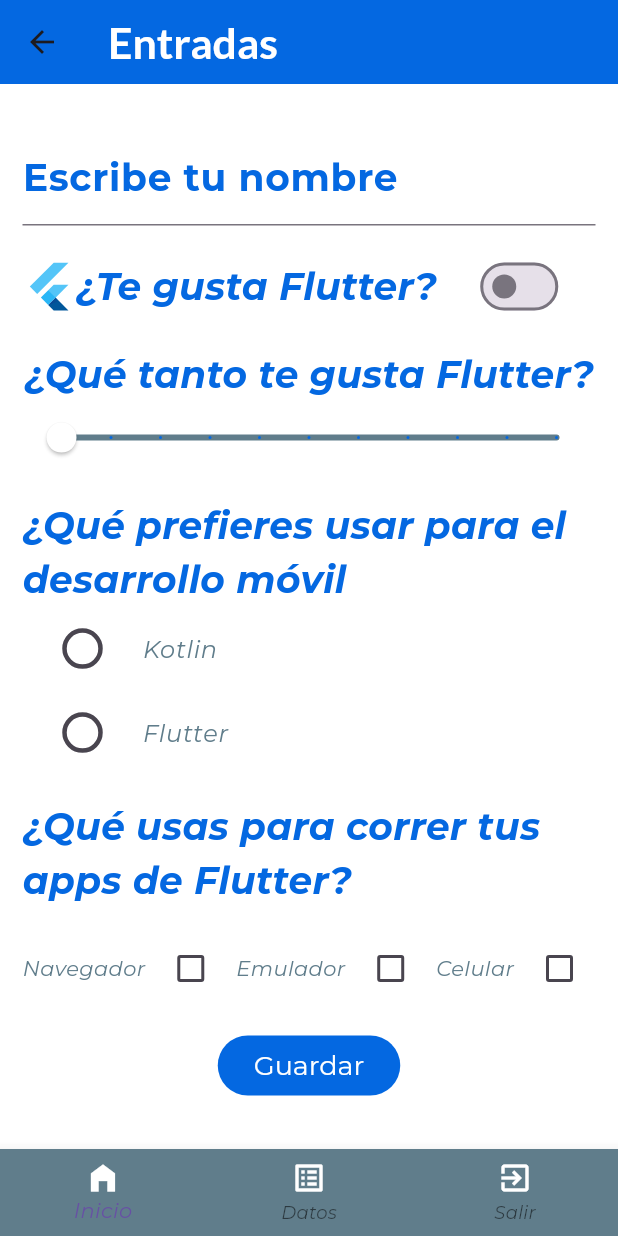
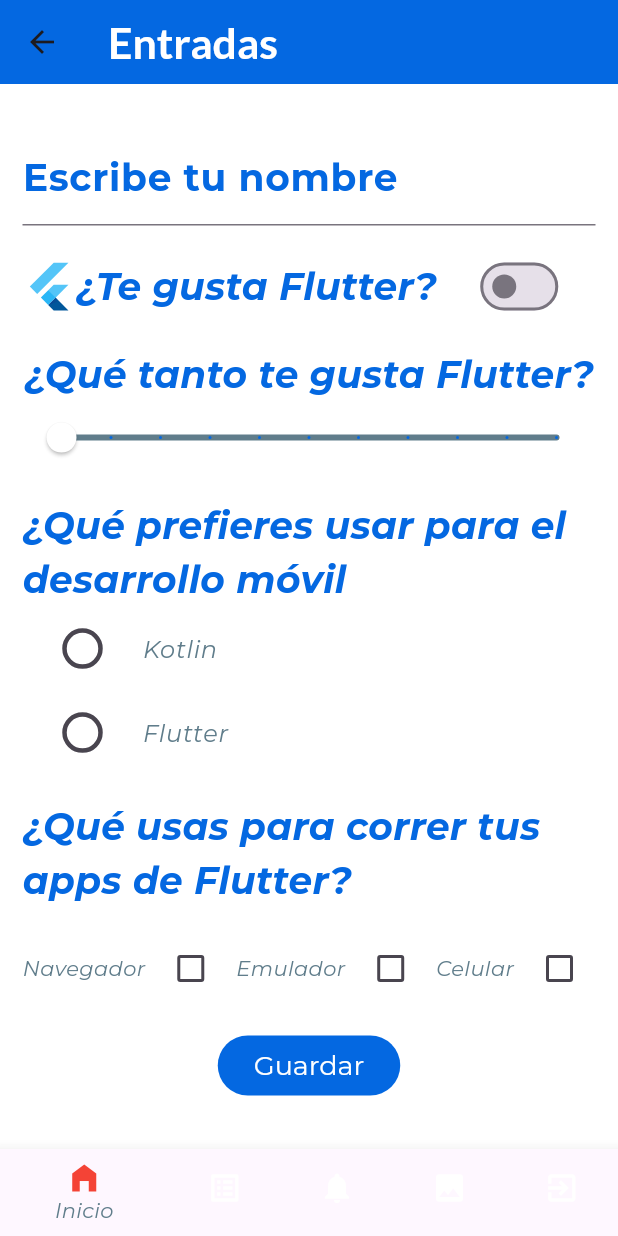
Before and after one commit to edw-perzd/componentes_flutter, a Flutter app: the InputScreen screen opened directly, on a phone screen of 412 x 824 dp. Run offline on Flutter 3.47's test engine with Material 3 defaults, Android fonts, the phone set to English and light mode, and no system bars; our stand-ins replace google_fonts, transparent_image.

```diff
--- a/lib/screens/inputs_screen.dart
+++ b/lib/screens/inputs_screen.dart
@@ -1,4 +1,8 @@
 import 'package:flutter/material.dart';
+import 'package:practica3_componentes/screens/home_screen.dart';
+import 'package:practica3_componentes/screens/images_screen.dart';
+import 'package:practica3_componentes/screens/infinite_list_screen.dart';
+import 'package:practica3_componentes/screens/notifications_screen.dart';
 import 'package:practica3_componentes/themes/app_theme.dart';
 
 class InputScreen extends StatefulWidget {
@@ -16,6 +20,33 @@ class _InputScreenState extends State<InputScreen> {
   double valueSlider = 0.0;
   int selectedIndex = 0;
   int selectedRadioOption = 0; // Para los RadioButton
+
+  openScreen(int index) {
+    setState(() {
+      MaterialPageRoute ruta =
+          MaterialPageRoute(builder: (context) => const HomeScreen());
+      switch (index) {
+        case 0:
+          ruta = MaterialPageRoute(builder: (context) => const HomeScreen());
+          break;
+        case 1:
+          ruta = MaterialPageRoute(
+              builder: (context) => const InfiniteListScreen());
+          break;
+        case 2:
+          ruta = MaterialPageRoute(
+              builder: (context) => const NotificationScreen());
+          break;
+        case 3:
+          ruta = MaterialPageRoute(builder: (context) => const ImagesScreen());
+          break;
+      }
+      selectedIndex = index;
+      //print('selectedIndex = $selectedIndex');
+      Navigator.push(context, ruta);
+    });
+  }
+
   @override
   Widget build(BuildContext context) {
     return Scaffold(
@@ -40,24 +71,35 @@ class _InputScreenState extends State<InputScreen> {
       ),
       bottomNavigationBar: BottomNavigationBar(
           currentIndex: selectedIndex,
-          backgroundColor: AppTheme.subtitleColor,
+          backgroundColor: AppTheme.mainColor,
+          unselectedItemColor: AppTheme.backColor,
+          selectedItemColor: AppTheme.subtitleColor,
+          onTap: (index) => openScreen(index),
           items: const [
             BottomNavigationBarItem(
                 icon: Icon(
                   Icons.home_filled,
-                  color: AppTheme.backColor,
+                  color: Colors.red,
                 ),
                 label: "Inicio"),
             BottomNavigationBarItem(
                 icon: Icon(
                   Icons.list_alt,
-                  color: AppTheme.backColor,
                 ),
-                label: "Datos"),
+                label: "Lista"),
+            BottomNavigationBarItem(
+                icon: Icon(
+                  Icons.notifications,
+                ),
+                label: "Notificaciones"),
+            BottomNavigationBarItem(
+                icon: Icon(
+                  Icons.image,
+                ),
+                label: "Imágenes"),
             BottomNavigationBarItem(
                 icon: Icon(
                   Icons.exit_to_app,
-                  color: AppTheme.backColor,
                 ),
                 label: "Salir"),
           ],
```
